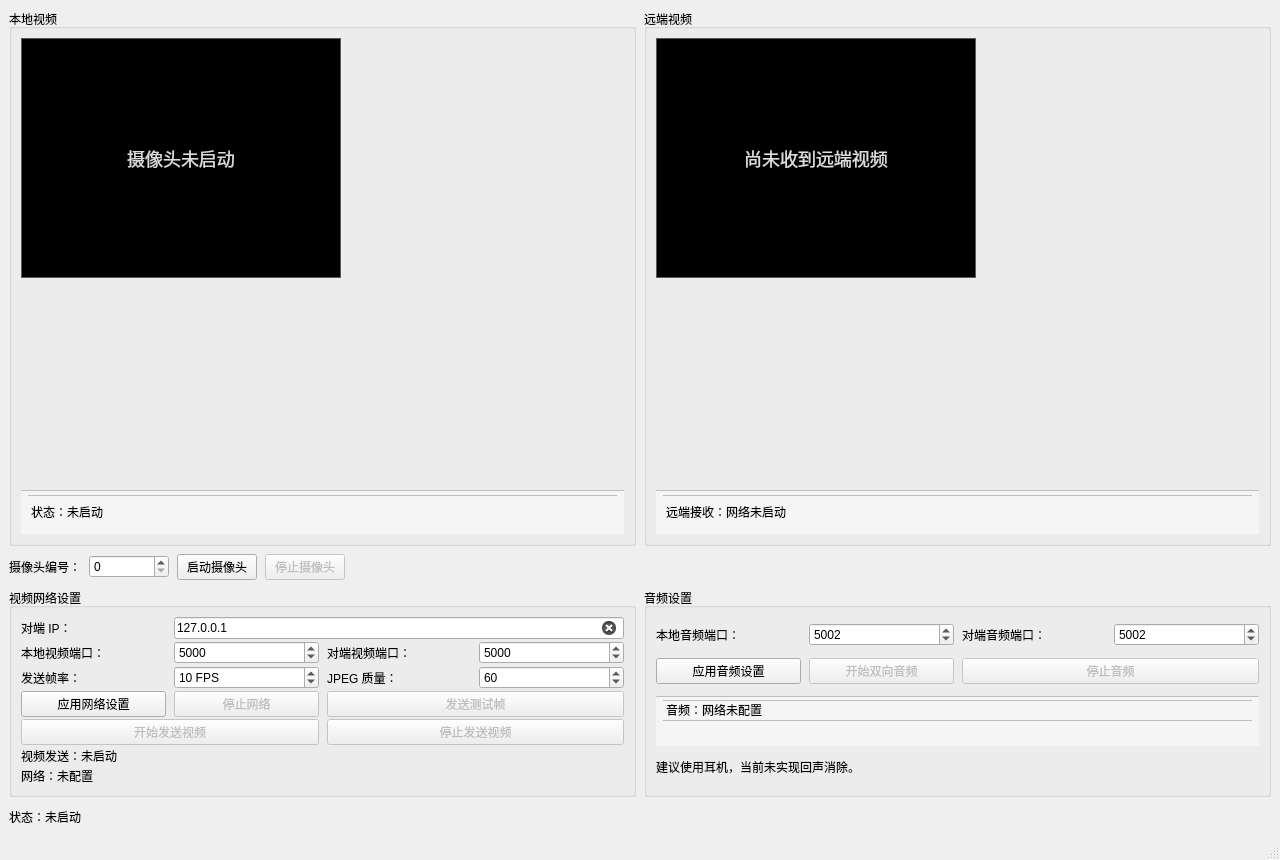
Before: the Qt Designer form mainwindow.ui in RBzhang/video_call, drawn with Qt 5.
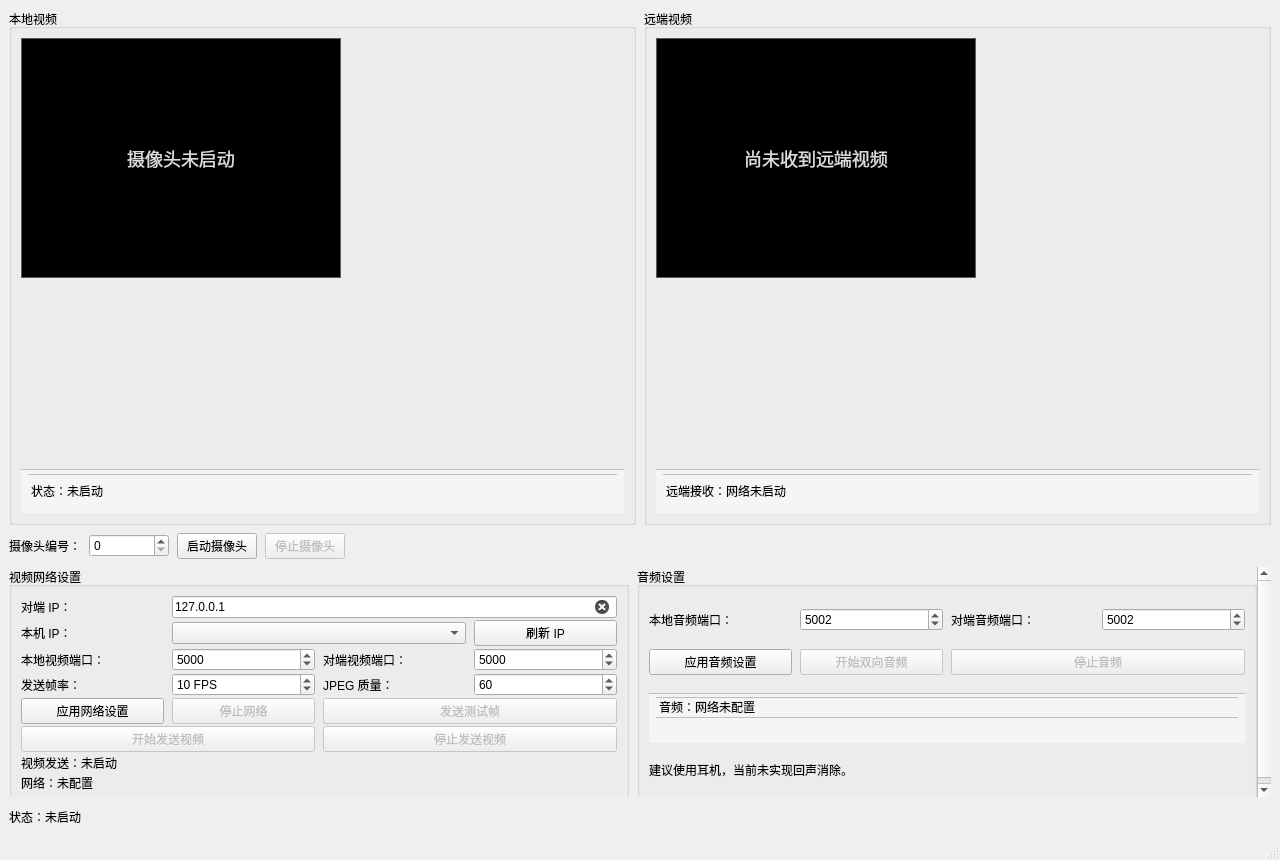
After: the same form once the commit is applied. Custom widgets are drawn as their Qt base class.

Patch:
```diff
--- a/mainwindow.ui
+++ b/mainwindow.ui
@@ -485,16 +485,46 @@
          <property name="clearButtonEnabled">
           <bool>true</bool>
          </property>
-        </widget>
-       </item>
-       <item row="1" column="0">
-        <widget class="QLabel" name="localVideoPortTextLabel">
+         </widget>
+        </item>
+        <item row="1" column="0">
+         <widget class="QLabel" name="localAddressTextLabel">
+          <property name="text">
+           <string>本机 IP：</string>
+          </property>
+         </widget>
+        </item>
+        <item row="1" column="1" colspan="2">
+         <widget class="QComboBox" name="localAddressComboBox">
+          <property name="sizePolicy">
+           <sizepolicy hsizetype="Expanding" vsizetype="Fixed">
+            <horstretch>0</horstretch>
+            <verstretch>0</verstretch>
+           </sizepolicy>
+          </property>
+          <property name="toolTip">
+           <string>选择视频和音频 UDP Socket 要绑定的本机 IPv4 地址。</string>
+          </property>
+         </widget>
+        </item>
+        <item row="1" column="3">
+         <widget class="QPushButton" name="refreshLocalAddressButton">
+          <property name="text">
+           <string>刷新 IP</string>
+          </property>
+          <property name="toolTip">
+           <string>重新扫描已启用网卡的 IPv4 地址。</string>
+          </property>
+         </widget>
+        </item>
+        <item row="2" column="0">
+         <widget class="QLabel" name="localVideoPortTextLabel">
          <property name="text">
           <string>本地视频端口：</string>
          </property>
         </widget>
        </item>
-       <item row="1" column="1">
+        <item row="2" column="1">
         <widget class="QSpinBox" name="localVideoPortSpinBox">
          <property name="sizePolicy">
           <sizepolicy hsizetype="Minimum" vsizetype="Fixed">
@@ -522,14 +552,14 @@
          </property>
         </widget>
        </item>
-       <item row="1" column="2">
+        <item row="2" column="2">
         <widget class="QLabel" name="peerVideoPortTextLabel">
          <property name="text">
           <string>对端视频端口：</string>
          </property>
         </widget>
        </item>
-       <item row="1" column="3">
+        <item row="2" column="3">
         <widget class="QSpinBox" name="peerVideoPortSpinBox">
          <property name="sizePolicy">
           <sizepolicy hsizetype="Minimum" vsizetype="Fixed">
@@ -557,14 +587,14 @@
          </property>
         </widget>
        </item>
-       <item row="2" column="0">
+        <item row="3" column="0">
         <widget class="QLabel" name="videoSendFpsTextLabel">
          <property name="text">
           <string>发送帧率：</string>
          </property>
         </widget>
        </item>
-       <item row="2" column="1">
+        <item row="3" column="1">
         <widget class="QSpinBox" name="videoSendFpsSpinBox">
          <property name="minimum">
           <number>1</number>
@@ -580,14 +610,14 @@
          </property>
         </widget>
        </item>
-       <item row="2" column="2">
+        <item row="3" column="2">
         <widget class="QLabel" name="jpegQualityTextLabel">
          <property name="text">
           <string>JPEG 质量：</string>
          </property>
         </widget>
        </item>
-       <item row="2" column="3">
+        <item row="3" column="3">
         <widget class="QSpinBox" name="jpegQualitySpinBox">
          <property name="minimum">
           <number>1</number>
@@ -600,14 +630,14 @@
          </property>
         </widget>
        </item>
-       <item row="3" column="0">
+        <item row="4" column="0">
         <widget class="QPushButton" name="applyNetworkSettingsButton">
          <property name="text">
           <string>应用网络设置</string>
          </property>
         </widget>
        </item>
-       <item row="3" column="1">
+        <item row="4" column="1">
         <widget class="QPushButton" name="stopNetworkButton">
          <property name="enabled">
           <bool>false</bool>
@@ -617,7 +647,7 @@
          </property>
         </widget>
        </item>
-       <item row="3" column="2" colspan="2">
+        <item row="4" column="2" colspan="2">
         <widget class="QPushButton" name="sendTestFrameButton">
          <property name="enabled">
           <bool>false</bool>
@@ -627,7 +657,7 @@
          </property>
         </widget>
        </item>
-       <item row="4" column="0" colspan="2">
+        <item row="5" column="0" colspan="2">
         <widget class="QPushButton" name="startVideoSendButton">
          <property name="enabled">
           <bool>false</bool>
@@ -637,7 +667,7 @@
          </property>
         </widget>
        </item>
-       <item row="4" column="2" colspan="2">
+        <item row="5" column="2" colspan="2">
         <widget class="QPushButton" name="stopVideoSendButton">
          <property name="enabled">
           <bool>false</bool>
@@ -647,7 +677,7 @@
          </property>
         </widget>
        </item>
-       <item row="5" column="0" colspan="4">
+        <item row="6" column="0" colspan="4">
         <widget class="QLabel" name="videoSendStatusLabel">
          <property name="text">
           <string>视频发送：未启动</string>
@@ -666,7 +696,7 @@
          </property>
         </widget>
        </item>
-       <item row="6" column="0" colspan="4">
+        <item row="7" column="0" colspan="4">
         <widget class="QLabel" name="networkStatusLabel">
          <property name="text">
           <string>网络：未配置</string>
```
Left out of the diff: 4 changed lines with no effect on the pictures.
